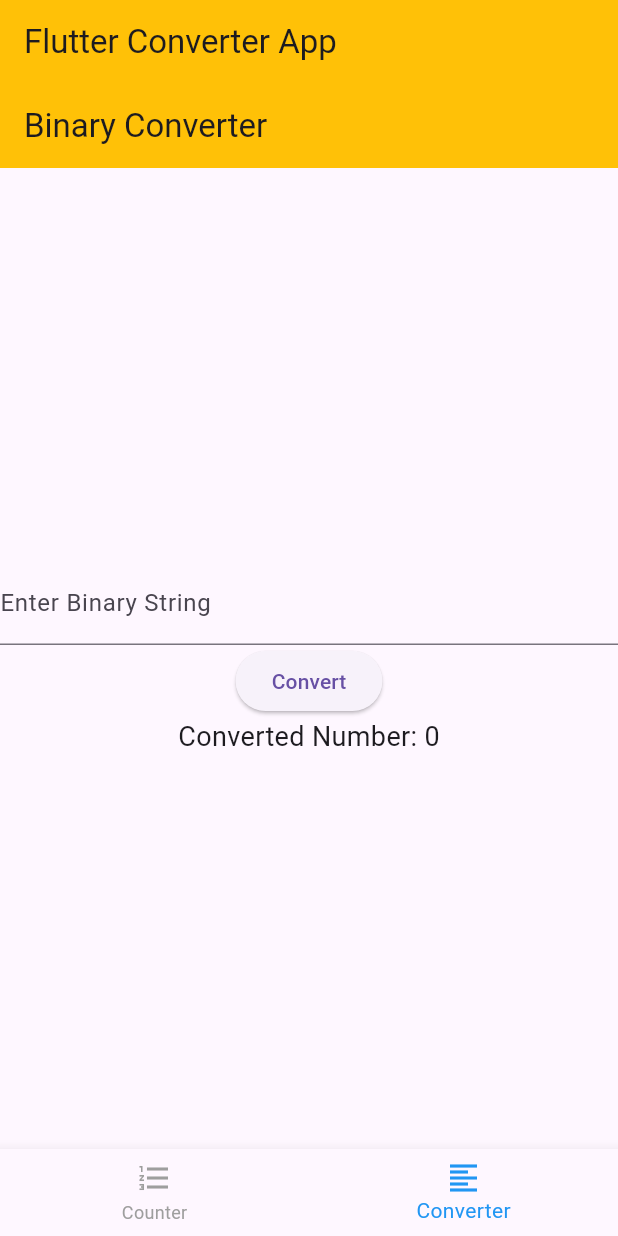
After one commit to opbot-xd/Counter-and-Converter-App, a Flutter app: the screen it shows after launch, item 2 of the bottom bar chosen, after a tap on "Convert", on a phone screen of 412 x 824 dp. The commit adds this screen. Run offline on Flutter 3.47's test engine with Material 3 defaults, Android fonts, the phone set to English and light mode, and no system bars; our stand-ins replace flutter_bloc; missing offline and left inert: conversion.

Commit message:
feat: tried using bloc

```diff
--- /dev/null
+++ b/lib/blocs/converter_bloc.dart
@@ -0,0 +1,37 @@
+import 'package:flutter_bloc/flutter_bloc.dart';
+enum ConverterEvent { convertBinary }
+
+class ConverterState {
+  final String binaryInput;
+  final int convertedNumber;
+
+  const ConverterState({
+    required this.binaryInput,
+    required this.convertedNumber,
+  });
+
+  factory ConverterState.initial() => const ConverterState(
+        binaryInput: "",
+        convertedNumber: 0,
+      );
+}
+
+class ConverterBloc extends Bloc<ConverterEvent, ConverterState> {
+  ConverterBloc() : super(ConverterState.initial());
+
+  Stream<ConverterState> mapEventToState(ConverterEvent event) async* {
+    switch (event) {
+      case ConverterEvent.convertBinary:
+        if (state.binaryInput.isNotEmpty) {
+          int? value = int.tryParse(state.binaryInput, radix: 2);
+          if (value != null) {
+            yield ConverterState(
+              binaryInput: state.binaryInput,
+              convertedNumber: value,
+            );
+          }
+        }
+        break;
+    }
+  }
+}
--- /dev/null
+++ b/lib/blocs/counter_bloc.dart
@@ -0,0 +1,49 @@
+import 'package:flutter_bloc/flutter_bloc.dart';
+
+enum CounterEvent { increment, decrement, toggleBinary }
+
+class CounterState {
+  final int count;
+  final bool isBinary;
+
+  const CounterState({
+    required this.count,
+    required this.isBinary,
+  });
+
+  factory CounterState.initial() =>
+      const CounterState(count: 0, isBinary: false);
+
+  @override
+  bool operator ==(Object other) {
+    if (identical(this, other)) return true;
+
+    return other is CounterState &&
+        other.count == count &&
+        other.isBinary == isBinary;
+  }
+
+  @override
+  int get hashCode => count.hashCode ^ isBinary.hashCode;
+}
+
+class CounterBloc extends Bloc<CounterEvent, CounterState> {
+  CounterBloc() : super(CounterState.initial());
+
+  @override
+  Stream<CounterState> mapEventToState(CounterEvent event) async* {
+    switch (event) {
+      case CounterEvent.increment:
+        yield CounterState(count: state.count + 1, isBinary: state.isBinary);
+        break;
+      case CounterEvent.decrement:
+        yield CounterState(
+            count: state.count > 0 ? state.count - 1 : 0,
+            isBinary: state.isBinary);
+        break;
+      case CounterEvent.toggleBinary:
+        yield CounterState(count: state.count, isBinary: !state.isBinary);
+        break;
+    }
+  }
+}
--- /dev/null
+++ b/lib/data/convert.dart
@@ -0,0 +1,6 @@
+class Convert {
+  final int decimalValue;
+  final String binaryValue;
+
+  Convert({required this.decimalValue, required this.binaryValue});
+}
--- a/lib/main.dart
+++ b/lib/main.dart
@@ -1,22 +1,43 @@
 import 'package:flutter/material.dart';
-import 'package:conversion/conversion.dart';
-import 'counter_page.dart'; // Import your counter page
-import 'convertor_page.dart'; // Import your converter page
+import 'package:flutter_bloc/flutter_bloc.dart';
+import 'screens/counter_screens.dart';
+import 'screens/converter_screen.dart';
+import 'blocs/counter_bloc.dart';
+import 'blocs/converter_bloc.dart';
 
 void main() {
   runApp(MyApp());
 }
 
-class MyApp extends StatefulWidget {
+class MyApp extends StatelessWidget {
   @override
-  _MyAppState createState() => _MyAppState();
+  Widget build(BuildContext context) {
+    return MultiBlocProvider(
+      providers: [
+        BlocProvider<CounterBloc>(create: (context) => CounterBloc()),
+        BlocProvider<ConverterBloc>(create: (context) => ConverterBloc()),
+      ],
+      child: MaterialApp(
+        title: 'My Counter App',
+        theme: ThemeData(
+          primarySwatch: Colors.blue,
+        ),
+        home: MyHomePage(),
+      ),
+    );
+  }
 }
 
-class _MyAppState extends State<MyApp> {
+class MyHomePage extends StatefulWidget {
+  @override
+  _MyHomePageState createState() => _MyHomePageState();
+}
+
+class _MyHomePageState extends State<MyHomePage> {
   int _selectedIndex = 0;
   final _pages = [
-    CounterPage(), // Add the CounterPage instance
-    ConverterPage(), // Add the ConverterPage instance
+    CounterScreen(), // Use the BLoC-integrated CounterScreen
+    ConverterScreen(), // Use the BLoC-integrated ConverterScreen
   ];
 
   void _onItemTapped(int index) {
@@ -27,12 +48,7 @@ class _MyAppState extends State<MyApp> {
 
   @override
   Widget build(BuildContext context) {
-    return MaterialApp(
-      title: 'My Counter App',
-      theme: ThemeData(
-        primarySwatch: Colors.blue,
-      ),
-      home: Scaffold(
+    return Scaffold(
       appBar: AppBar(
         backgroundColor: Colors.amber,
         title: const Text('Flutter Converter App'),
@@ -54,7 +70,6 @@ class _MyAppState extends State<MyApp> {
           ),
         ],
       ),
-      ),
     );
   }
 }
--- /dev/null
+++ b/lib/screens/converter_screen.dart
@@ -0,0 +1,45 @@
+// screens/converter_screen.dart
+
+import 'package:flutter/material.dart';
+import 'package:flutter_bloc/flutter_bloc.dart';
+import '../blocs/converter_bloc.dart';
+
+class ConverterScreen extends StatelessWidget {
+  @override
+  Widget build(BuildContext context) {
+    return BlocProvider(
+      create: (context) => ConverterBloc(),
+      child: Scaffold(
+        appBar: AppBar(
+          title: Text('Binary Converter'),
+          backgroundColor: Colors.amber,
+        ),
+        body: Center(
+          child: Column(
+            mainAxisAlignment: MainAxisAlignment.center,
+            children: [
+              BlocBuilder<ConverterBloc, ConverterState>(
+                builder: (context, state) => TextField(
+                  decoration: InputDecoration(
+                    labelText: 'Enter Binary String',
+                  ),
+                  onChanged: (value) => context.read<ConverterBloc>().add(ConverterEvent.convertBinary),
+                ),
+              ),
+              ElevatedButton(
+                onPressed: () => context.read<ConverterBloc>().add(ConverterEvent.convertBinary),
+                child: Text('Convert'),
+              ),
+              BlocBuilder<ConverterBloc, ConverterState>(
+                builder: (context, state) => Text(
+                  'Converted Number: ${state.convertedNumber.toString()}',
+                  style: TextStyle(fontSize: 18),
+                ),
+              ),
+            ],
+          ),
+        ),
+      ),
+    );
+  }
+}
--- /dev/null
+++ b/lib/screens/counter_screens.dart
@@ -0,0 +1,56 @@
+// screens/counter_screen.dart
+
+import 'package:flutter/material.dart';
+import 'package:flutter_bloc/flutter_bloc.dart';
+import '../blocs/counter_bloc.dart';
+
+class CounterScreen extends StatelessWidget {
+  @override
+  Widget build(BuildContext context) {
+    return BlocProvider(
+      create: (context) => CounterBloc(),
+      child: Scaffold(
+        appBar: AppBar(
+          title: Text('Counter App'),
+          backgroundColor: Colors.amber,
+        ),
+        body: Center(
+          child: Column(
+            mainAxisAlignment: MainAxisAlignment.center,
+            children: [
+              BlocBuilder<CounterBloc, CounterState>(
+                builder: (context, state) {
+                  String displayedValue = state.isBinary
+                      ? state.count.toRadixString(2).padLeft(8, '0')
+                      : state.count.toString();
+                  print("State updated: $state"); // for debugging
+                  return Text(
+                    displayedValue,
+                    style: TextStyle(fontSize: 24),
+                  );
+                },
+              ),
+              Row(
+                mainAxisAlignment: MainAxisAlignment.center,
+                children: [
+                  IconButton(
+                    icon: Icon(Icons.add),
+                    onPressed: () => context.read<CounterBloc>().add(CounterEvent.increment),
+                  ),
+                  IconButton(
+                    icon: Icon(Icons.remove),
+                    onPressed: () => context.read<CounterBloc>().add(CounterEvent.decrement),
+                  ),
+                ],
+              ),
+              Switch(
+                value: context.read<CounterBloc>().state.isBinary,
+                onChanged: (value) => context.read<CounterBloc>().add(CounterEvent.toggleBinary),
+              ),
+            ],
+          ),
+        ),
+      ),
+    );
+  }
+}
--- a/pubspec.yaml
+++ b/pubspec.yaml
@@ -31,8 +31,8 @@ dependencies:
   conversion: ^1.0.0+1
   flutter:
     sdk: flutter
-  bloc: ^8.0.0
-  flutter_bloc: ^8.0.0
+  bloc: ^7.0.0
+  flutter_bloc: ^7.0.0
 
 
   # The following adds the Cupertino Icons font to your application.
```
Also changed, not shown: pubspec.lock. Lines whose indentation alone changed are shown as unchanged.
